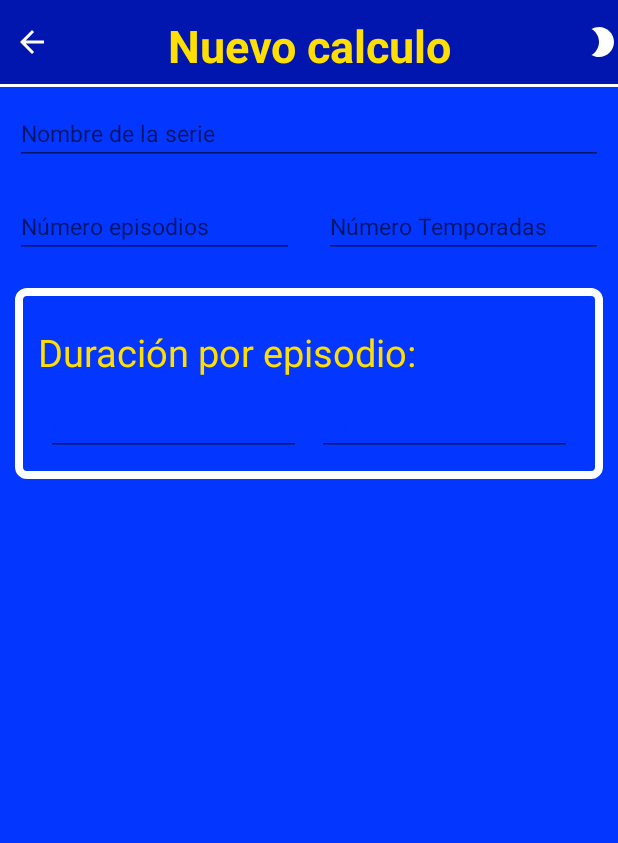
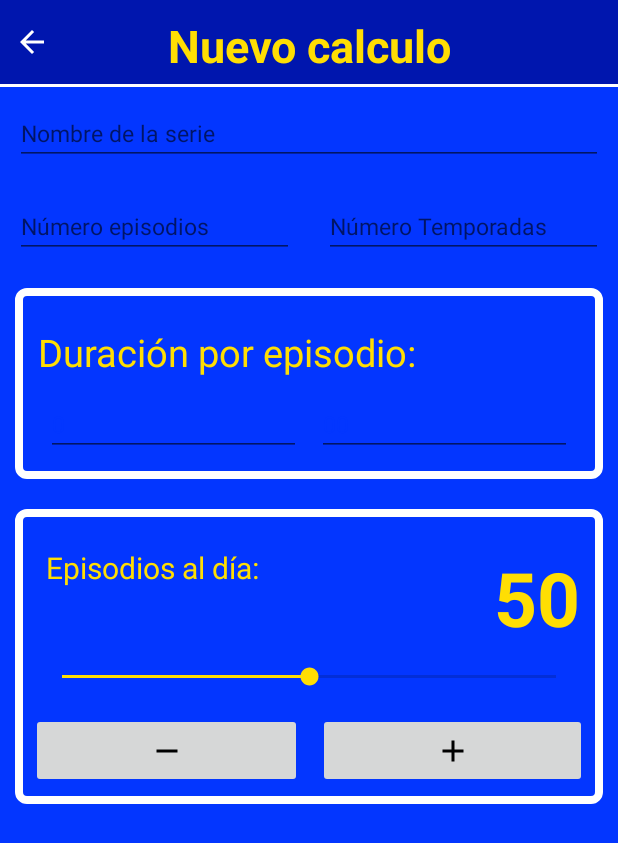
Before and after one commit to JHORJE18/CalcularTiempoSeries, an Android app: the screen it shows after launch (MainActivity), after a tap on "NUEVO CALCULO", on a phone screen of 412 x 824 dp. Shown: the top 843 px of the screen. Run offline under Robolectric (Android 15) with nearby library versions, the phone set to English and light mode, and no system bars; libraries missing offline, so code that uses them is left out: me.everything.android; plain views replace MaterialTextField; 1 statement that could not run was skipped.

Commit message:
Nuevos cmapos Nuevo Calculo

```diff
--- a/app/src/main/java/com/jhorje18/calculartiemposeries/Fragmentos/NuevoCalculoFragment.kt
+++ b/app/src/main/java/com/jhorje18/calculartiemposeries/Fragmentos/NuevoCalculoFragment.kt
@@ -4,9 +4,12 @@ package com.jhorje18.calculartiemposeries.Fragmentos
 import android.content.Context
 import android.os.Bundle
 import android.support.v4.app.Fragment
+import android.text.Editable
+import android.text.TextWatcher
 import android.view.LayoutInflater
 import android.view.View
 import android.view.ViewGroup
+import android.widget.SeekBar
 import com.jhorje18.calculartiemposeries.R
 import kotlinx.android.synthetic.main.fragment_nuevo_calculo.*
 import kotlinx.android.synthetic.main.fragment_nuevo_calculo.view.*
@@ -25,7 +28,57 @@ class NuevoCalculoFragment : Fragment() {
         activityCallback!!.setTitle("Nuevo calculo")
         activityCallback!!.setBackButton(true)
 
+        view.inputNumEpisodios.addTextChangedListener(object :TextWatcher {
+            override fun afterTextChanged(s: Editable?) {
+            }
+
+            override fun beforeTextChanged(s: CharSequence?, start: Int, count: Int, after: Int) {
+            }
+
+            override fun onTextChanged(s: CharSequence?, start: Int, before: Int, count: Int) {
+                if (s.toString().length >= 1){
+                    view.sliderEpisodiosDia.max = (s.toString()).toInt()
+                    view.sliderEpisodiosDia.progress = 0
+                } else {
+                    view.sliderEpisodiosDia.max =  0
+                    view.sliderEpisodiosDia.progress = 0
+                }
+            }
+        })
+
+        view.sliderEpisodiosDia.setOnSeekBarChangeListener(object :SeekBar.OnSeekBarChangeListener {
+            override fun onProgressChanged(seekBar: SeekBar?, progress: Int, fromUser: Boolean) {
+                view.countEpisodiosDia.text = progress.toString()
+
+                if (progress < 1) view.btnMenos.isActivated = false ; view.btnMenos.isActivated = true
+                if (progress == seekBar!!.max) view.btnMas.isActivated = false ; view.btnMas.isActivated = true
+            }
+
+            override fun onStartTrackingTouch(seekBar: SeekBar?) {
+            }
+
+            override fun onStopTrackingTouch(seekBar: SeekBar?) {
+            }
+
+        })
+
+        // Eventos botones
+
+
         return view
+    }
+
+    fun onClick(view:View){
+        when(view.id){
+            btnMas.id ->{
+                // Incrementa
+                sliderEpisodiosDia.progress += sliderEpisodiosDia.progress
+            }
+            btnMenos.id ->{
+                // Disminuye
+                sliderEpisodiosDia.progress -= sliderEpisodiosDia.progress
+            }
+        }
     }
 
     override fun onAttach(context: Context?) {
--- a/app/src/main/java/com/jhorje18/calculartiemposeries/MainActivity.kt
+++ b/app/src/main/java/com/jhorje18/calculartiemposeries/MainActivity.kt
@@ -112,7 +112,6 @@ class MainActivity : AppCompatActivity(), PrincipalFragment.OnFragmentInteractio
     override fun setBackButton(valor: Boolean) {
         if (valor) {
             backButton.visibility = View.VISIBLE
-            nightButton.visibility = View.VISIBLE
         } else {
             backButton.visibility = View.INVISIBLE
             nightButton.visibility = View.INVISIBLE
--- /dev/null
+++ b/app/src/main/res/drawable/ic_add_black_24.xml
@@ -0,0 +1,9 @@
+<vector xmlns:android="http://schemas.android.com/apk/res/android"
+        android:width="24dp"
+        android:height="24dp"
+        android:viewportWidth="24.0"
+        android:viewportHeight="24.0">
+    <path
+        android:fillColor="#FF000000"
+        android:pathData="M19,13h-6v6h-2v-6H5v-2h6V5h2v6h6v2z"/>
+</vector>
--- /dev/null
+++ b/app/src/main/res/drawable/ic_remove_black_24dp.xml
@@ -0,0 +1,9 @@
+<vector xmlns:android="http://schemas.android.com/apk/res/android"
+        android:width="24dp"
+        android:height="24dp"
+        android:viewportWidth="24.0"
+        android:viewportHeight="24.0">
+    <path
+        android:fillColor="#FF000000"
+        android:pathData="M19,13H5v-2h14v2z"/>
+</vector>
--- a/app/src/main/res/layout/fragment_nuevo_calculo.xml
+++ b/app/src/main/res/layout/fragment_nuevo_calculo.xml
@@ -24,7 +24,7 @@
                         android:layout_height="wrap_content"
                         android:hint="Nombre de la serie"
                         android:textColor="?android:attr/colorPrimary"
-                        android:textSize="15sp" />
+                        android:textSize="15sp" android:id="@+id/inputNombre"/>
 
             </com.github.florent37.materialtextfield.MaterialTextField>
 
@@ -48,7 +48,7 @@
                             android:singleLine="true"
                             android:inputType="number"
                             android:textColor="?android:attr/colorPrimary"
-                            android:textSize="15sp"/>
+                            android:textSize="15sp" android:id="@+id/inputNumEpisodios"/>
 
                 </com.github.florent37.materialtextfield.MaterialTextField>
 
@@ -67,7 +67,7 @@
                             android:singleLine="true"
                             android:inputType="number"
                             android:textColor="?android:attr/colorPrimary"
-                            android:textSize="15sp"/>
+                            android:textSize="15sp" android:id="@+id/inputNumTemporadas"/>
 
                 </com.github.florent37.materialtextfield.MaterialTextField>
             </LinearLayout>
@@ -108,7 +108,7 @@
                                 android:inputType="number"
                                 android:text="0"
                                 android:textColor="?android:attr/colorPrimary"
-                                android:textSize="15sp"/>
+                                android:textSize="15sp" android:id="@+id/inputHorasEpisodio"/>
 
                     </com.github.florent37.materialtextfield.MaterialTextField>
 
@@ -128,10 +128,62 @@
                                 android:inputType="number"
                                 android:text="00"
                                 android:textColor="?android:attr/colorPrimary"
-                                android:textSize="15sp"/>
+                                android:textSize="15sp" android:id="@+id/inputMinutosEpisodios"/>
 
                     </com.github.florent37.materialtextfield.MaterialTextField>
                 </LinearLayout>
+            </LinearLayout>
+            <LinearLayout
+                    android:orientation="vertical"
+                    android:layout_width="match_parent"
+                    android:layout_height="match_parent"
+                    android:layout_margin="10dp" android:background="@drawable/bordes_formulario" android:padding="5dp">
+
+                <LinearLayout android:layout_width="match_parent"
+                              android:orientation="horizontal"
+                              android:layout_height="match_parent">
+
+                    <TextView
+                            android:text="Episodios al día:"
+                            android:layout_width="match_parent"
+                            android:layout_height="match_parent" android:layout_weight="2"
+                            android:textColor="?android:attr/colorAccent" android:textSize="20dp"
+                            android:layout_marginLeft="15dp" android:layout_marginTop="20dp" android:layout_marginRight="10dp"/>
+
+                    <TextView
+                            android:text="50"
+                            android:layout_marginTop="20dp"
+                            android:layout_width="match_parent"
+                            android:layout_height="match_parent" android:layout_weight="4"
+                            android:textColor="?android:attr/colorAccent" android:textSize="50dp"
+                            android:layout_marginLeft="15dp" android:layout_marginRight="10dp"
+                            android:textStyle="bold" android:textAlignment="textEnd"
+                            android:id="@+id/countEpisodiosDia"/>
+                </LinearLayout>
+                <SeekBar
+                        android:layout_width="match_parent"
+                        android:max="10"
+                        android:min="0"
+                        android:layout_height="wrap_content" android:id="@+id/sliderEpisodiosDia"
+                        android:layout_weight="2"
+                        android:progress="5" android:layout_margin="10dp"/>
+
+                <LinearLayout android:layout_width="match_parent" android:layout_height="match_parent"
+                              android:orientation="horizontal">
+                    <ImageButton
+                            android:src="@drawable/ic_remove_black_24dp"
+                            android:layout_width="50dp"
+                            android:layout_height="50dp" android:id="@+id/btnMenos"
+                            android:layout_weight="1" android:layout_margin="5dp" android:onClick="onClick"/>
+
+                    <ImageButton
+                            android:src="@drawable/ic_add_black_24"
+                            android:layout_width="wrap_content"
+                            android:layout_height="50dp" android:id="@+id/btnMas"
+                            android:layout_weight="1"
+                            android:layout_margin="5dp" android:onClick="onClick"/>
+                </LinearLayout>
+
             </LinearLayout>
 
         </LinearLayout>
```
